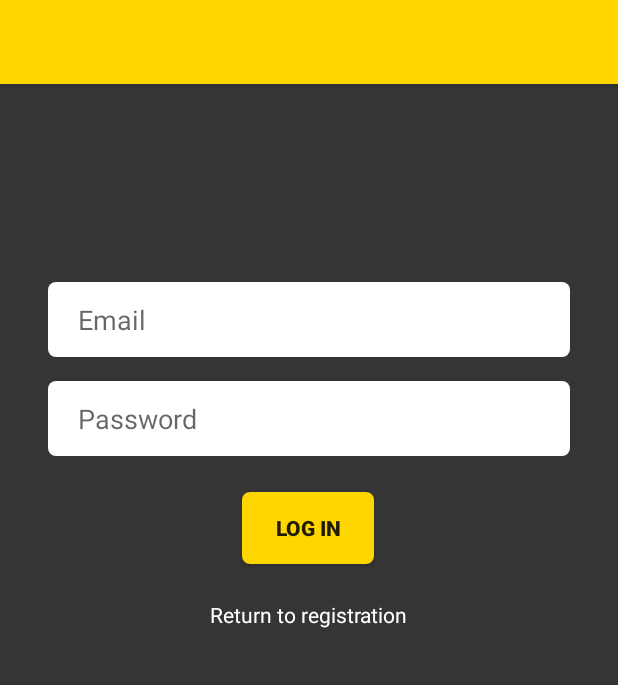
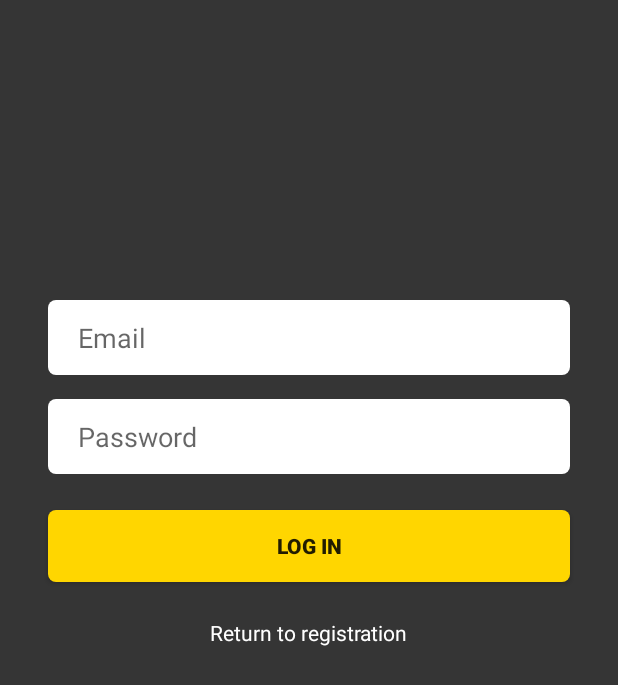
Before and after one commit to Andersclark/AndroidMessenger, an Android app: the layout activity_login.xml on its own in the app's theme, with its tools: preview values and no code run, on a phone screen of 412 x 824 dp. Shown: the top 685 px of the screen. Run offline under Robolectric (Android 15) with nearby library versions, the phone set to English and light mode, and no system bars.

Commit message:
Login now works. Added UPLOAD PHOTO-button (not working with Firebase storage yet)

```diff
--- a/app/build.gradle
+++ b/app/build.gradle
@@ -32,10 +32,13 @@ dependencies {
     implementation 'androidx.core:core-ktx:1.1.0'
     implementation 'androidx.constraintlayout:constraintlayout:1.1.3'
     implementation 'com.google.android.material:material:1.0.0'
+    implementation 'com.google.firebase:firebase-auth:19.2.0'
+    implementation 'com.google.firebase:firebase-storage:19.1.0'
     testImplementation 'junit:junit:4.13'
     androidTestImplementation 'androidx.test.ext:junit:1.1.1'
     androidTestImplementation 'androidx.test.espresso:espresso-core:3.2.0'
-    implementation 'com.google.firebase:firebase-auth:19.2.0'
+
+
 
 
 }
--- a/app/src/main/AndroidManifest.xml
+++ b/app/src/main/AndroidManifest.xml
@@ -13,7 +13,7 @@
             android:name=".LoginActivity"
             android:label="@string/title_activity_login"
             android:theme="@style/AppTheme.NoActionBar"></activity>
-        <activity android:name=".MainActivity">
+        <activity android:name=".RegisterActivity">
             <intent-filter>
                 <action android:name="android.intent.action.MAIN" />
 
--- a/app/src/main/java/com/andersclark/kotlinmessenger/LoginActivity.kt
+++ b/app/src/main/java/com/andersclark/kotlinmessenger/LoginActivity.kt
@@ -16,7 +16,6 @@ class LoginActivity : AppCompatActivity() {
     override fun onCreate(savedInstanceState: Bundle?) {
         super.onCreate(savedInstanceState)
         setContentView(R.layout.activity_login)
-        setSupportActionBar(toolbar)
         login_button.setOnClickListener {
             //DO SOMETHING'
             val email = login_email.text.toString()
--- a/app/src/main/res/layout/activity_login.xml
+++ b/app/src/main/res/layout/activity_login.xml
@@ -9,16 +9,7 @@
     <com.google.android.material.appbar.AppBarLayout
         android:layout_width="match_parent"
         android:layout_height="wrap_content"
-        android:theme="@style/AppTheme.AppBarOverlay">
-
-        <androidx.appcompat.widget.Toolbar
-            android:id="@+id/toolbar"
-            android:layout_width="match_parent"
-            android:layout_height="?attr/actionBarSize"
-            android:background="?attr/colorPrimary"
-            app:popupTheme="@style/AppTheme.PopupOverlay" />
-
-    </com.google.android.material.appbar.AppBarLayout>
+        android:theme="@style/AppTheme.AppBarOverlay"/>
 
     <include layout="@layout/content_login" />
 
--- a/app/src/main/res/layout/content_login.xml
+++ b/app/src/main/res/layout/content_login.xml
@@ -14,14 +14,14 @@
         android:layout_width="0dp"
         android:layout_height="50sp"
         android:layout_marginStart="32dp"
-        android:layout_marginTop="132dp"
+        android:layout_marginTop="200dp"
         android:layout_marginEnd="32dp"
-        android:paddingLeft="20sp"
-        android:paddingRight="20sp"
         android:background="@drawable/rounded_edittext_register_login"
         android:ems="10"
         android:hint="Email"
         android:inputType="textEmailAddress"
+        android:paddingLeft="20sp"
+        android:paddingRight="20sp"
         app:layout_constraintEnd_toEndOf="parent"
         app:layout_constraintHorizontal_bias="0.555"
         app:layout_constraintStart_toStartOf="parent"
@@ -44,15 +44,15 @@
 
     <Button
         android:id="@+id/login_button"
-        android:layout_width="wrap_content"
+        android:layout_width="0dp"
         android:layout_height="wrap_content"
         android:layout_marginTop="24dp"
         android:background="@drawable/rounded_button"
         android:text="Log in"
         android:textStyle="bold"
-        app:layout_constraintEnd_toEndOf="parent"
+        app:layout_constraintEnd_toEndOf="@+id/login_password"
         app:layout_constraintHorizontal_bias="0.498"
-        app:layout_constraintStart_toStartOf="parent"
+        app:layout_constraintStart_toStartOf="@+id/login_password"
         app:layout_constraintTop_toBottomOf="@+id/login_password" />
 
     <TextView
```
Also changed, not shown: app/src/main/java/com/andersclark/kotlinmessenger/MainActivity.kt (deleted, +0 -53 lines), app/src/main/java/com/andersclark/kotlinmessenger/RegisterActivity.kt (added, +98 -0 lines), app/src/main/res/layout/activity_registration.xml (renamed from app/src/main/res/layout/activity_main.xml, +9 -8 lines), 1 other file.
